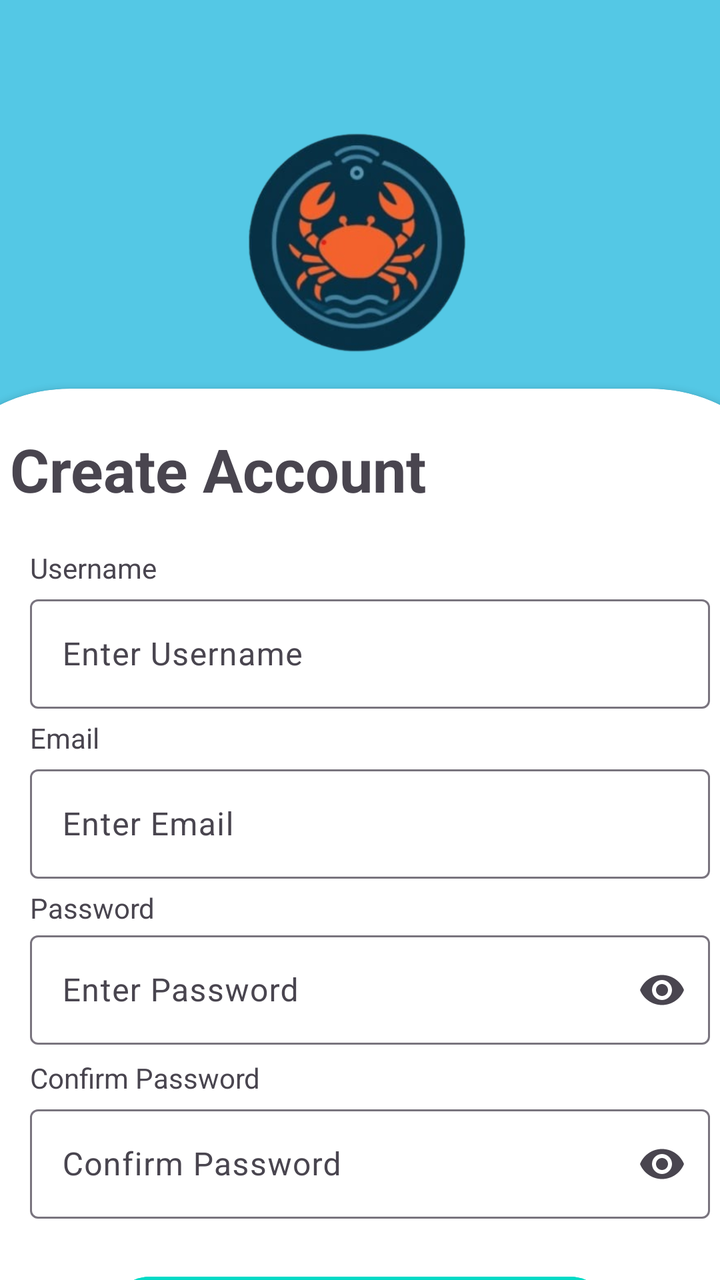
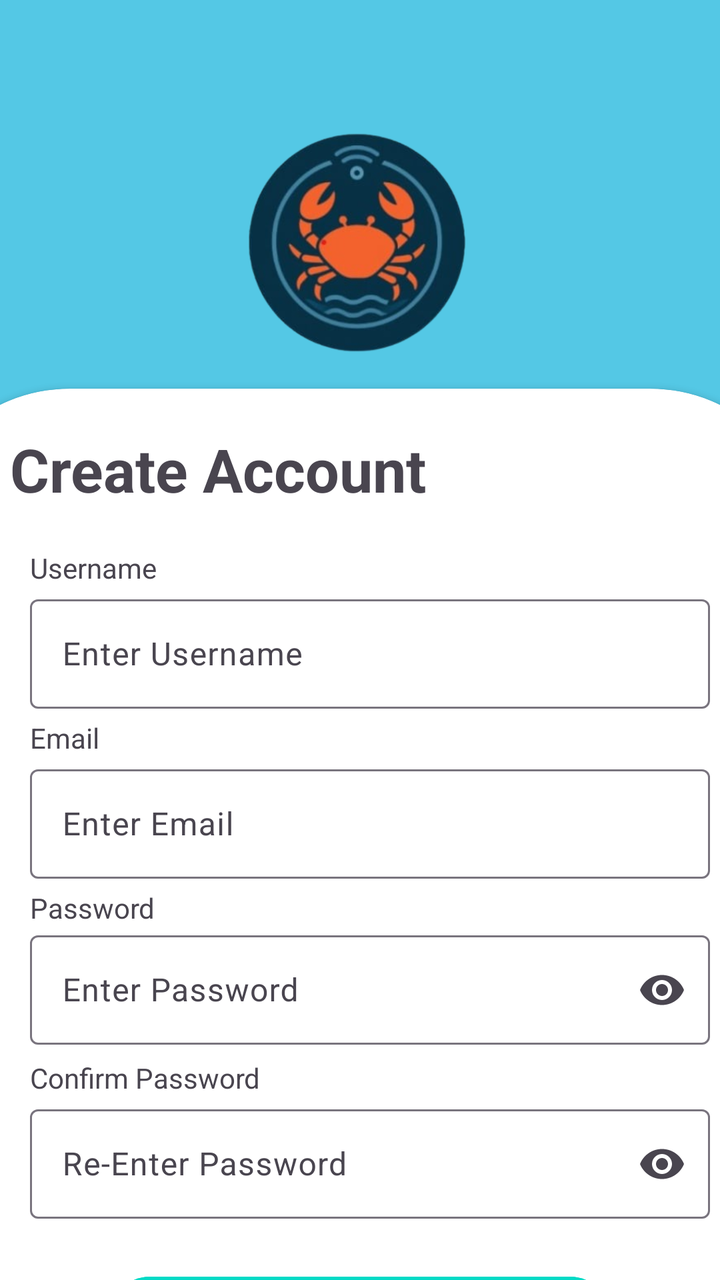

An Android layout rendered at two revisions. The XML below is the earlier revision; the diff shows what the commit changed to produce the second picture.
<!-- AndroidManifest.xml: application theme Theme.CrabTrackAndroidApp -->
<!-- res/layout/fragment_register.xml -->
<?xml version="1.0" encoding="utf-8"?>
<LinearLayout xmlns:android="http://schemas.android.com/apk/res/android"
    xmlns:app="http://schemas.android.com/apk/res-auto"
    xmlns:tools="http://schemas.android.com/tools"
    android:layout_width="match_parent"
    android:layout_height="match_parent"
    android:orientation="vertical"
    android:gravity="center_horizontal"
    android:background="@color/blu"
    tools:context=".ui.login.LoginFragment"
    >

    <ImageView
        android:layout_width="wrap_content"
        android:layout_height="120dp"
        android:layout_gravity="center"
        android:layout_marginTop="60dp"
        android:layout_marginBottom="24dp"

        android:src="@drawable/img" />


    <androidx.cardview.widget.CardView
        android:layout_width="450dp"
        android:layout_height="1000dp"
        android:layout_marginTop="-10dp"
        android:background="@color/white"
        android:padding="25dp"
        app:cardCornerRadius="80dp">

        <TextView
            android:layout_width="wrap_content"
            android:layout_height="wrap_content"
            android:layout_marginStart="50dp"
            android:layout_marginTop="20dp"
            android:background="@color/white"
            android:text="Create Account"
            android:textSize="30dp"
            android:textStyle="bold">

        </TextView>

        <TextView
            android:layout_width="wrap_content"
            android:layout_height="wrap_content"
            android:layout_marginStart="60dp"
            android:layout_marginTop="80dp"
            android:background="@color/white"
            android:text="Username" />

        <com.google.android.material.textfield.TextInputLayout
            android:id="@+id/text_input_username"
            android:layout_width="340dp"
            android:layout_height="60dp"
            android:layout_marginStart="60dp"
            android:layout_marginTop="100dp"
            android:hint="Enter Username">

            <com.google.android.material.textfield.TextInputEditText
                android:id="@+id/edit_text_username"
                android:layout_width="match_parent"
                android:layout_height="match_parent"
                android:inputType="text" />
        </com.google.android.material.textfield.TextInputLayout>


        <TextView
            android:layout_width="150dp"
            android:layout_height="wrap_content"
            android:layout_marginStart="60dp"
            android:layout_marginTop="165dp"
            android:background="@color/white"
            android:text="Email">

        </TextView>

        <com.google.android.material.textfield.TextInputLayout
            android:id="@+id/text_input_email"
            android:layout_width="340dp"
            android:layout_height="60dp"
            android:layout_marginStart="60dp"
            android:layout_marginTop="185dp"
            android:hint="Enter Email">

            <com.google.android.material.textfield.TextInputEditText
                android:layout_width="match_parent"
                android:layout_height="match_parent"
                android:inputType="text">

            </com.google.android.material.textfield.TextInputEditText>
        </com.google.android.material.textfield.TextInputLayout>

        <TextView
            android:layout_width="150dp"
            android:layout_height="wrap_content"
            android:layout_marginStart="60dp"
            android:layout_marginTop="250dp"
            android:background="@color/white"
            android:text="Password">
        </TextView>

        <com.google.android.material.textfield.TextInputLayout
            android:id="@+id/text_input_password"
            android:layout_width="340dp"
            android:layout_height="60dp"
            android:layout_marginStart="60dp"
            android:layout_marginTop="268dp"
            android:hint="Enter Password"
            app:endIconMode="password_toggle"
            app:errorEnabled="true">


            <com.google.android.material.textfield.TextInputEditText
                android:id="@+id/edit_text_password"
                android:layout_width="match_parent"
                android:layout_height="match_parent"
                android:inputType="textPassword" />
        </com.google.android.material.textfield.TextInputLayout>

        <TextView
            android:id="@+id/text_password_error"
            android:layout_width="wrap_content"
            android:layout_height="wrap_content"
            android:layout_marginStart="65dp"
            android:layout_marginTop="418dp"
            android:textColor="@android:color/holo_red_dark"
            android:textSize="12sp"
            android:visibility="gone"
            android:text="Password must be at least 6 characters long" />

        <TextView
            android:layout_width="150dp"
            android:layout_height="wrap_content"
            android:layout_marginStart="60dp"
            android:layout_marginTop="335dp"
            android:background="@color/white"
            android:text="Confirm Password">
        </TextView>

        <com.google.android.material.textfield.TextInputLayout
            android:id="@+id/text_input_confirmpassword"
            android:layout_width="340dp"
            android:layout_height="60dp"
            android:layout_marginStart="60dp"
            android:layout_marginTop="355dp"
            android:hint="Confirm Password"
            app:endIconMode="password_toggle"
            app:errorEnabled="true">

            <com.google.android.material.textfield.TextInputEditText
                android:layout_width="match_parent"
                android:layout_height="match_parent"
                android:inputType="textPassword">

            </com.google.android.material.textfield.TextInputEditText>
        </com.google.android.material.textfield.TextInputLayout>

        
        <TextView
            android:id="@+id/text_confirm_password_error"
            android:layout_width="wrap_content"
            android:layout_height="wrap_content"
            android:layout_marginStart="60dp"
            android:layout_marginTop="418dp"
            android:textColor="@android:color/holo_red_dark"
            android:textSize="12sp"
            android:visibility="gone"
            android:text="Passwords do not match" />

        <TextView
            android:layout_width="wrap_content"
            android:layout_height="wrap_content"
            android:layout_marginStart="120dp"
            android:layout_marginTop="492dp"
            android:text="Already have an Account?" />

        <TextView
            android:id="@+id/text_go_login"
            android:layout_width="wrap_content"
            android:layout_height="wrap_content"
            android:layout_marginStart="285dp"
            android:layout_marginTop="492dp"
            android:text="Log In"
            android:textColor="@color/blu" />

        <com.google.android.material.button.MaterialButton
            android:id="@+id/button_sign_up"
            android:layout_width="250dp"
            android:layout_height="wrap_content"
            android:layout_marginStart="100dp"
            android:layout_marginTop="440dp"
            android:backgroundTint="@color/secondary"
            android:text="Sign Up">

        </com.google.android.material.button.MaterialButton>


    </androidx.cardview.widget.CardView>

    <com.google.android.material.button.MaterialButton
        android:id="@+id/button_login"
        android:layout_width="match_parent"
        android:layout_height="wrap_content"
        android:layout_marginTop="35dp"
        android:text="Login" />

</LinearLayout>
<!-- resources referenced by this layout -->
<resources>
  <color name="blu">#54C8E5</color>
  <color name="secondary">#03DAC6</color>
  <color name="white">#FFFFFFFF</color>
  <!-- drawable img: png bitmap (drawable, 413657 bytes) -->
  <style name="Theme.CrabTrackAndroidApp" parent="Base.Theme.CrabTrackAndroidApp" />
  <style name="Base.Theme.CrabTrackAndroidApp" parent="Theme.Material3.DayNight.NoActionBar">
          
          
      </style>
</resources>

<!-- the commit's change to res/layout/fragment_register.xml (unified diff, before → after) -->
@@ -143,7 +143,7 @@
             android:layout_height="60dp"
             android:layout_marginStart="60dp"
             android:layout_marginTop="355dp"
-            android:hint="Confirm Password"
+            android:hint="Re-Enter Password"
             app:endIconMode="password_toggle"
             app:errorEnabled="true">
 
